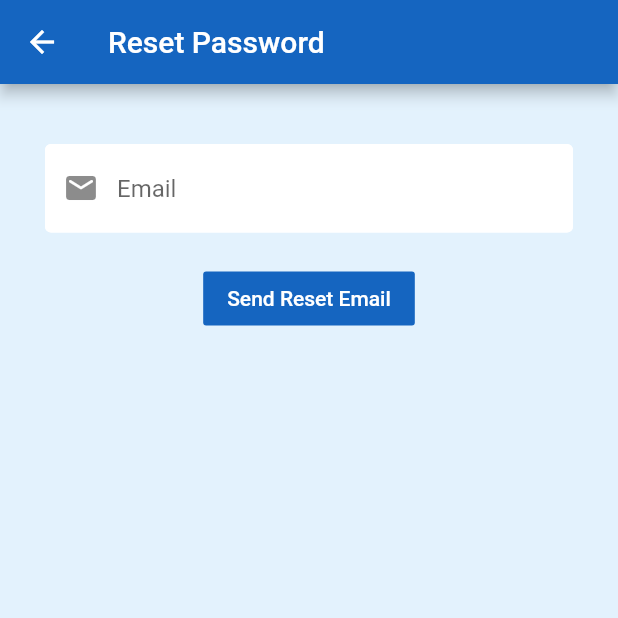
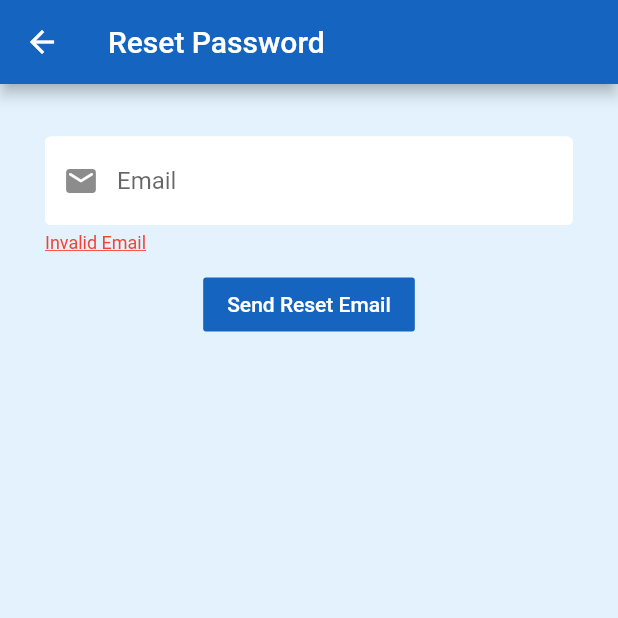
Before and after one commit to LakshBharani/VaxiCheck, a Flutter app: the ResetPwd screen opened directly, after a tap on "Send Reset Email", on a phone screen of 412 x 824 dp, the top half of it. Run offline on Flutter 3.47's test engine with Material 2 defaults, Android fonts, the light colour scheme and no system bars; our stand-ins replace cloud_firestore, firebase_auth, firebase_core, firebase_messaging, firebase_storage, flutter_spinkit and 2 more; missing offline and left inert: firebase_app_check, flutter_webview_plugin; accounts and stored records are empty.

Commit message:
Update reset.dart

```diff
--- a/lib/screens/authenticate/reset.dart
+++ b/lib/screens/authenticate/reset.dart
@@ -1,10 +1,7 @@
 // ignore_for_file: deprecated_member_use, avoid_unnecessary_containers, prefer_const_constructors
 
 import 'package:firebase_auth/firebase_auth.dart';
-import 'package:firebase_core/firebase_core.dart';
 import 'package:flutter/material.dart';
-import 'package:vaxicheck/screens/feedback.dart';
-import 'package:vaxicheck/services/auth.dart';
 import 'package:vaxicheck/shared/constants.dart';
 import 'package:vaxicheck/shared/loading.dart';
 
@@ -19,31 +16,12 @@ class _ResetPwdState extends State<ResetPwd> {
   final _formKey = GlobalKey<FormState>();
 
   String email = "";
+
   bool loading = false;
   bool isReady = false;
   String error = '';
-
-  void _showToast(BuildContext context) {
-    final scaffold = ScaffoldMessenger.of(context);
-    scaffold.showSnackBar(
-      SnackBar(
-        content: Row(
-          children: [
-            Icon(
-              Icons.cancel,
-              color: Colors.red,
-            ),
-            SizedBox(
-              width: 20,
-            ),
-            Text(error),
-          ],
-        ),
-        action: SnackBarAction(
-            label: 'OK', onPressed: scaffold.hideCurrentSnackBar),
-      ),
-    );
-  }
+  bool success = false;
+  bool emailValid = true;
 
   @override
   Widget build(BuildContext context) {
@@ -55,7 +33,6 @@ class _ResetPwdState extends State<ResetPwd> {
               title: const Text('Reset Password'),
               backgroundColor: Colors.blue[800],
             ),
-
             body: SingleChildScrollView(
               child: Center(
                 child: Container(
@@ -65,10 +42,38 @@ class _ResetPwdState extends State<ResetPwd> {
                     child: Column(
                       children: [
                         SizedBox(
-                          height: 20,
+                          height: 5,
+                        ),
+                        success
+                            ? Container(
+                                padding: EdgeInsets.all(10),
+                                decoration: BoxDecoration(
+                                  border: Border.all(
+                                    color: Colors.amber.shade800,
+                                    width: 2,
+                                  ),
+                                ),
+                                child: Row(
+                                  children: [
+                                    Icon(
+                                      Icons.error,
+                                      color: Colors.amber[800],
+                                    ),
+                                    SizedBox(
+                                      width: 10,
+                                    ),
+                                    Expanded(
+                                      child: Text(
+                                          "Email sent. If you have not received it please check email and try again."),
+                                    ),
+                                  ],
+                                ))
+                            : Container(),
+                        SizedBox(
+                          height: 10,
                         ),
                         TextFormField(
-                          initialValue: "",
+                          initialValue: email,
                           keyboardType: TextInputType.emailAddress,
                           decoration: textInputDecoration.copyWith(
                             hintText: 'Email',
@@ -82,15 +87,51 @@ class _ResetPwdState extends State<ResetPwd> {
                             });
                           },
                         ),
-                        SizedBox(
-                          height: 20,
-                        ),
+                        emailValid
+                            ? Container()
+                            : Container(
+                                margin: EdgeInsets.only(top: 5),
+                                child: Row(
+                                  // ignore: prefer_const_literals_to_create_immutables
+                                  children: [
+                                    Text(
+                                      "Invalid Email",
+                                      style: TextStyle(
+                                        color: Colors.red,
+                                        decoration: TextDecoration.underline,
+                                        fontSize: 12,
+                                      ),
+                                    ),
+                                  ],
+                                ),
+                              ),
+                        emailValid
+                            ? SizedBox(
+                                height: 20,
+                              )
+                            : SizedBox(
+                                height: 10,
+                              ),
                         Container(
-                          // height: isReady ? null : 0,
                           child: FlatButton(
                             onPressed: () {
-                              // loading = true;
-                              sendPwdResetEmail(email);
+                              setState(() {
+                                emailValid = RegExp(
+                                        r"^[a-zA-Z0-9.a-zA-Z0-9.!#$%&'*+-/=?^_`{|}~]+@[a-zA-Z0-9]+\.[a-zA-Z]+")
+                                    .hasMatch(email);
+                              });
+                              if (email.isNotEmpty & emailValid) {
+                                print("Email: " + email);
+                                setState(() {
+                                  loading = true;
+                                });
+                                sendPwdResetEmail(email).whenComplete(() {
+                                  setState(() {
+                                    loading = false;
+                                    success = true;
+                                  });
+                                });
+                              }
                             },
                             color: Colors.blue[800],
                             child: Container(
@@ -107,59 +148,6 @@ class _ResetPwdState extends State<ResetPwd> {
                 ),
               ),
             ),
-            // body: SingleChildScrollView(
-            //   padding: const EdgeInsets.all(15),
-            //   child: Form(
-            //     key: _formKey,
-            //     child: Center(
-            //       child: Column(
-            //         children: [
-            //           TextFormField(
-            //             initialValue: "",
-            //             keyboardType: TextInputType.emailAddress,
-            //             decoration: textInputDecoration.copyWith(
-            //               hintText: 'Email',
-            //               prefixIcon: const Icon(Icons.email_rounded),
-            //             ),
-            //             validator: (val) =>
-            //                 val!.isEmpty ? 'Enter an email' : null,
-            //             onChanged: (val) {
-            //               if (val != "") {
-            //                 setState(() {
-            //                   email = val;
-            //                 });
-            //               }
-            //             },
-            //             onEditingComplete: () {
-            //               setState(() {
-            //                 isReady = true;
-            //               });
-            //             },
-            //           ),
-            //           const SizedBox(
-            //             height: 20,
-            //           ),
-            //     Container(
-            //       height: isReady ? null : 0,
-            //       child: FlatButton(
-            //         onPressed: () {
-            //           loading = true;
-            //           sendPwdResetEmail(email);
-            //         },
-            //         color: Colors.blue[800],
-            //         child: Container(
-            //           child: const Text(
-            //             "Send Reset Email",
-            //             style: TextStyle(color: Colors.white),
-            //           ),
-            //         ),
-            //       ),
-            //     ),
-            //   ],
-            // ),
-            // ),
-            // ),
-            // ),
           );
   }
 }
```
